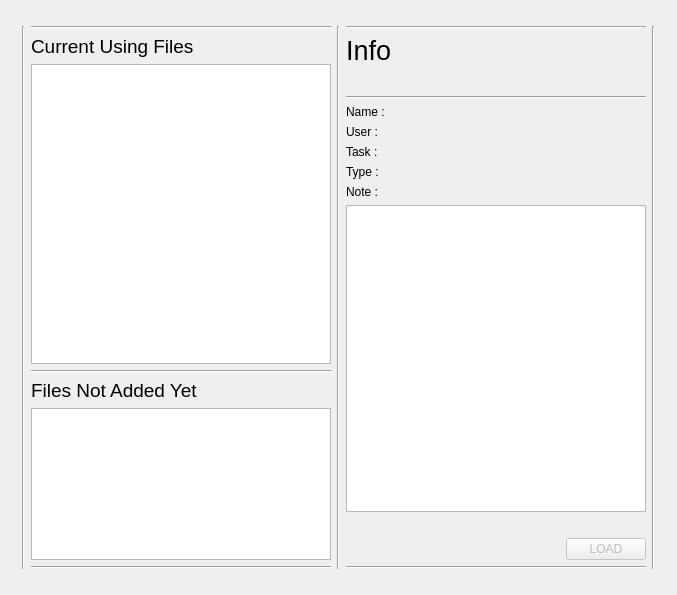
yrchoo/baked, file toolkit/config/python/ui_files/tracker.ui: the form before one commit.
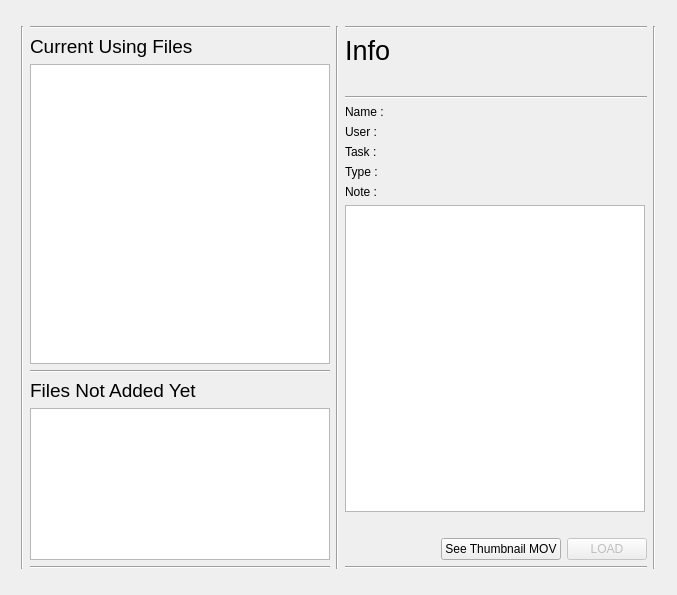
The form after the commit.

Commit message: edit tracker py, ui, loader ui

The edit to the form file:
```diff
--- a/toolkit/config/python/ui_files/tracker.ui
+++ b/toolkit/config/python/ui_files/tracker.ui
@@ -339,6 +339,26 @@
          <property name="topMargin">
           <number>0</number>
          </property>
+         <item>
+          <spacer name="horizontalSpacer">
+           <property name="orientation">
+            <enum>Qt::Horizontal</enum>
+           </property>
+           <property name="sizeHint" stdset="0">
+            <size>
+             <width>40</width>
+             <height>20</height>
+            </size>
+           </property>
+          </spacer>
+         </item>
+         <item alignment="Qt::AlignRight">
+          <widget class="QPushButton" name="pushButton_movie">
+           <property name="text">
+            <string>See Thumbnail MOV</string>
+           </property>
+          </widget>
+         </item>
          <item alignment="Qt::AlignRight">
           <widget class="QPushButton" name="pushButton_load">
            <property name="enabled">
```
The commit also changes 2 other files.
